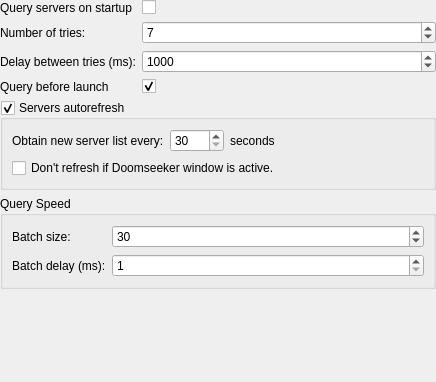
Qt form src/core/gui/configuration/cfgquery.ui (Destroyerrrocket/doomseeker-unofficial) before a commit.
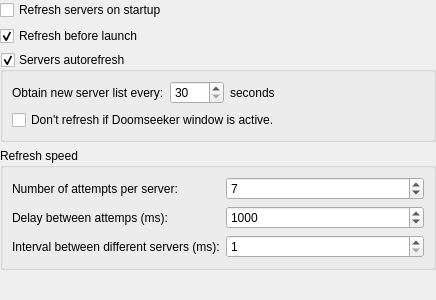
The same form after that commit.

Commit message: - Removed notion of "server query batch". All servers are now enqueued for querying in regular intervals. Thanks to this, a massive amount of unresponsive servers won't impede refresh process anymore.

Patch:
```diff
--- a/src/core/gui/configuration/cfgquery.ui
+++ b/src/core/gui/configuration/cfgquery.ui
@@ -7,7 +7,7 @@
     <x>0</x>
     <y>0</y>
     <width>436</width>
-    <height>382</height>
+    <height>300</height>
    </rect>
   </property>
   <layout class="QVBoxLayout" name="verticalLayout">
@@ -15,100 +15,21 @@
     <number>0</number>
    </property>
    <item>
-    <layout class="QFormLayout" name="formLayout">
-     <property name="fieldGrowthPolicy">
-      <enum>QFormLayout::AllNonFixedFieldsGrow</enum>
+    <widget class="QCheckBox" name="queryOnStartup">
+     <property name="text">
+      <string>Refresh servers on startup</string>
      </property>
-     <item row="0" column="0">
-      <widget class="QLabel" name="label_3">
-       <property name="text">
-        <string>Query servers on startup</string>
-       </property>
-      </widget>
-     </item>
-     <item row="0" column="1">
-      <widget class="QCheckBox" name="queryOnStartup">
-       <property name="text">
-        <string/>
-       </property>
-      </widget>
-     </item>
-     <item row="1" column="0">
-      <widget class="QLabel" name="label_4">
-       <property name="toolTip">
-        <string>How many times Doomseeker will attempt to query each server before deeming it to be not responding.</string>
-       </property>
-       <property name="text">
-        <string>Number of tries:</string>
-       </property>
-      </widget>
-     </item>
-     <item row="1" column="1">
-      <widget class="QSpinBox" name="triesBox">
-       <property name="toolTip">
-        <string>How many times Doomseeker will attempt to query each server before deeming it to be not responding.</string>
-       </property>
-       <property name="minimum">
-        <number>3</number>
-       </property>
-       <property name="maximum">
-        <number>10</number>
-       </property>
-       <property name="singleStep">
-        <number>1</number>
-       </property>
-       <property name="value">
-        <number>7</number>
-       </property>
-      </widget>
-     </item>
-     <item row="2" column="0">
-      <widget class="QLabel" name="label">
-       <property name="toolTip">
-        <string>Delay in miliseconds between each query attempt.</string>
-       </property>
-       <property name="text">
-        <string>Delay between tries (ms):</string>
-       </property>
-      </widget>
-     </item>
-     <item row="2" column="1">
-      <widget class="QSpinBox" name="timeoutBox">
-       <property name="toolTip">
-        <string>Delay in miliseconds between each query attempt.</string>
-       </property>
-       <property name="minimum">
-        <number>500</number>
-       </property>
-       <property name="maximum">
-        <number>10000</number>
-       </property>
-       <property name="singleStep">
-        <number>100</number>
-       </property>
-       <property name="value">
-        <number>1000</number>
-       </property>
-      </widget>
-     </item>
-     <item row="3" column="0">
-      <widget class="QLabel" name="label_8">
-       <property name="text">
-        <string>Query before launch</string>
-       </property>
-      </widget>
-     </item>
-     <item row="3" column="1">
-      <widget class="QCheckBox" name="queryBeforeLaunch">
-       <property name="text">
-        <string/>
-       </property>
-       <property name="checked">
-        <bool>true</bool>
-       </property>
-      </widget>
-     </item>
-    </layout>
+    </widget>
+   </item>
+   <item>
+    <widget class="QCheckBox" name="queryBeforeLaunch">
+     <property name="text">
+      <string>Refresh before launch</string>
+     </property>
+     <property name="checked">
+      <bool>true</bool>
+     </property>
+    </widget>
    </item>
    <item>
     <widget class="QGroupBox" name="grbServerAutoRefresh">
@@ -185,44 +106,76 @@
    <item>
     <widget class="QGroupBox" name="groupBox">
      <property name="title">
-      <string>Query Speed</string>
+      <string>Refresh speed</string>
      </property>
      <layout class="QFormLayout" name="formLayout_3">
-      <property name="fieldGrowthPolicy">
-       <enum>QFormLayout::AllNonFixedFieldsGrow</enum>
-      </property>
       <item row="0" column="0">
-       <widget class="QLabel" name="label_2">
-        <property name="text">
-         <string>Batch size:</string>
+       <widget class="QLabel" name="label_4">
+        <property name="toolTip">
+         <string>How many times Doomseeker will attempt to query each server before deeming it to be not responding.</string>
         </property>
-       </widget>
-      </item>
-      <item row="1" column="0">
-       <widget class="QLabel" name="label_7">
         <property name="text">
-         <string>Batch delay (ms):</string>
+         <string>Number of attempts per server:</string>
         </property>
        </widget>
       </item>
       <item row="0" column="1">
-       <widget class="QSpinBox" name="batchSizeBox">
+       <widget class="QSpinBox" name="triesBox">
         <property name="toolTip">
          <string>&lt;html&gt;&lt;head/&gt;&lt;body&gt;&lt;p&gt;Number of servers to query in a single batch (30 recommended). Increasing this value will improve the speed of server list refresh, but may also increase CPU and bandwidth usage.&lt;/p&gt;&lt;/body&gt;&lt;/html&gt;</string>
         </property>
         <property name="minimum">
+         <number>3</number>
+        </property>
+        <property name="maximum">
+         <number>10</number>
+        </property>
+        <property name="singleStep">
          <number>1</number>
         </property>
-        <property name="maximum">
-         <number>250</number>
-        </property>
         <property name="value">
-         <number>30</number>
+         <number>7</number>
+        </property>
+       </widget>
+      </item>
+      <item row="1" column="0">
+       <widget class="QLabel" name="label">
+        <property name="toolTip">
+         <string>Delay in miliseconds between each query attempt.</string>
+        </property>
+        <property name="text">
+         <string>Delay between attemps (ms):</string>
         </property>
        </widget>
       </item>
       <item row="1" column="1">
-       <widget class="QSpinBox" name="batchDelayBox">
+       <widget class="QSpinBox" name="timeoutBox">
+        <property name="toolTip">
+         <string>Delay in miliseconds between each query attempt.</string>
+        </property>
+        <property name="minimum">
+         <number>500</number>
+        </property>
+        <property name="maximum">
+         <number>10000</number>
+        </property>
+        <property name="singleStep">
+         <number>100</number>
+        </property>
+        <property name="value">
+         <number>1000</number>
+        </property>
+       </widget>
+      </item>
+      <item row="2" column="0">
+       <widget class="QLabel" name="label_7">
+        <property name="text">
+         <string>Interval between different servers (ms):</string>
+        </property>
+       </widget>
+      </item>
+      <item row="2" column="1">
+       <widget class="QSpinBox" name="queryIntervalBox">
         <property name="toolTip">
          <string>&lt;html&gt;&lt;head/&gt;&lt;body&gt;&lt;p&gt;Delay to wait before Doomseeker will check if any free slots open up for server queries (1ms recommended). Number of slots is determined by the &amp;quot;Batch size&amp;quot; setting. Increasing this value may negatively affect the speed of server list refresh, but will free up CPU and decrease bandwidth usage.&lt;/p&gt;&lt;/body&gt;&lt;/html&gt;</string>
         </property>
```
Left out of the diff: 2 changed lines with no effect on the pictures. The commit also changes 5 other files.
